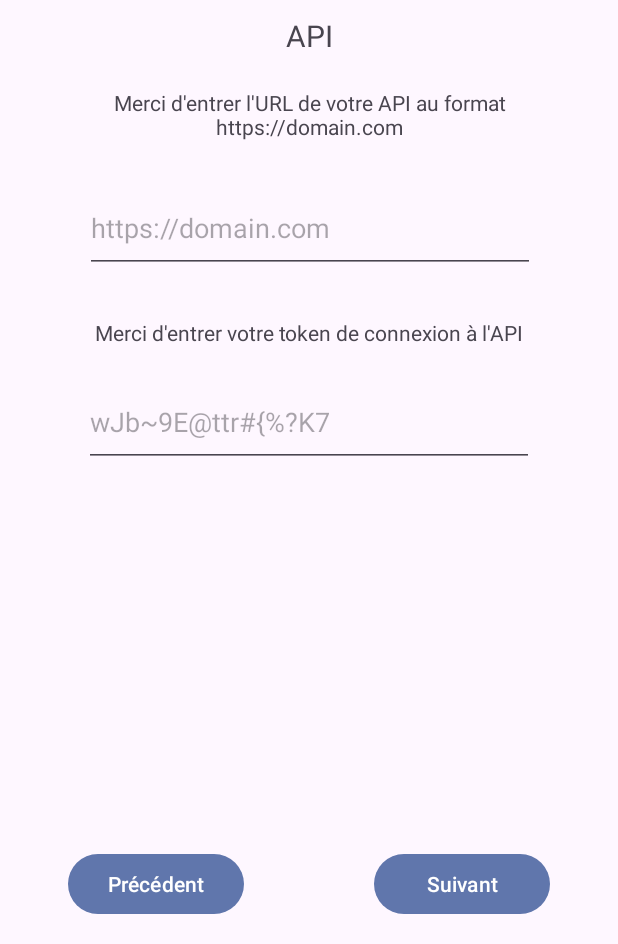
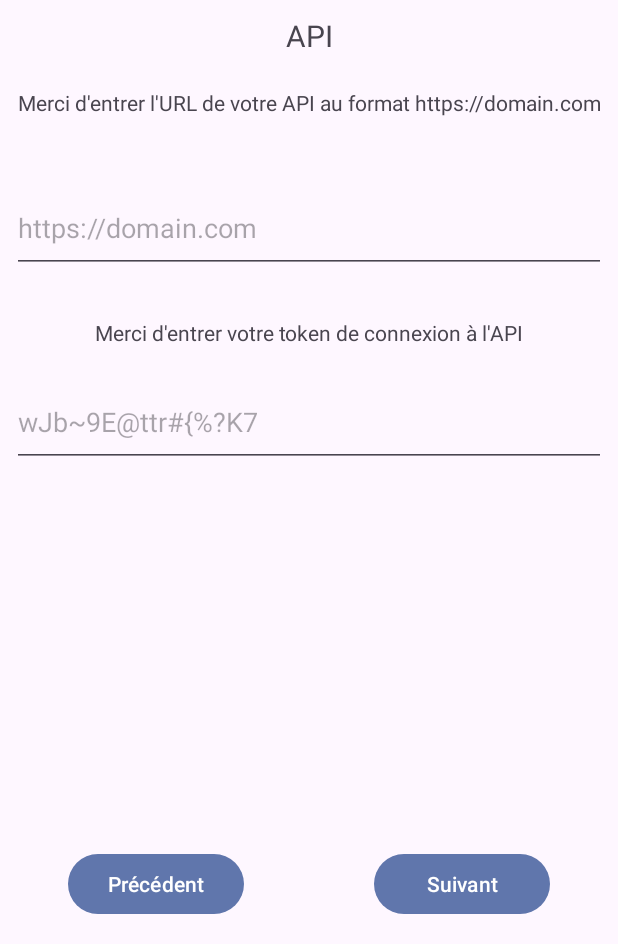
Before and after one commit to ethandudu/SAE32-Android, an Android app: the screen it shows after launch (FirstStart), after a tap on "Suivant", on a phone screen of 412 x 824 dp, the part 292-1236 px from its top. Run offline under Robolectric (Android 15) with nearby library versions, the phone set to English and light mode, and no system bars.

Commit message:
Fixed constraints again and again

```diff
--- a/app/src/main/res/layout/activity_main.xml
+++ b/app/src/main/res/layout/activity_main.xml
@@ -44,10 +44,12 @@
         android:layout_width="0dp"
         android:layout_height="0dp"
 
+        android:layout_marginStart="4dp"
+        android:layout_marginEnd="4dp"
         app:layout_constraintBottom_toBottomOf="parent"
+
         app:layout_constraintEnd_toEndOf="parent"
         app:layout_constraintStart_toStartOf="@id/header"
-
         app:layout_constraintTop_toBottomOf="@+id/header" />
 
     <ImageButton
--- a/app/src/main/res/layout/activity_packetslist.xml
+++ b/app/src/main/res/layout/activity_packetslist.xml
@@ -34,6 +34,8 @@
         android:layout_width="0dp"
         android:layout_height="0dp"
 
+        android:layout_marginStart="4dp"
+        android:layout_marginEnd="4dp"
         app:layout_constraintBottom_toBottomOf="parent"
         app:layout_constraintEnd_toEndOf="parent"
         app:layout_constraintStart_toStartOf="@id/header"
--- a/app/src/main/res/layout/fragment_u_r_l.xml
+++ b/app/src/main/res/layout/fragment_u_r_l.xml
@@ -9,9 +9,11 @@
 
     <TextView
         android:id="@+id/textView3"
-        android:layout_width="377dp"
+        android:layout_width="0dp"
         android:layout_height="44dp"
+        android:layout_marginStart="8dp"
         android:layout_marginTop="17dp"
+        android:layout_marginEnd="8dp"
         android:text="@string/ask_api_url"
         android:textAlignment="center"
         app:layout_constraintEnd_toEndOf="parent"
@@ -23,7 +25,9 @@
         android:id="@+id/textviewtoken"
         android:layout_width="390dp"
         android:layout_height="0dp"
+        android:layout_marginStart="8dp"
         android:layout_marginTop="30dp"
+        android:layout_marginEnd="8dp"
         android:text="@string/ask_api_token"
         android:textAlignment="center"
         app:layout_constraintEnd_toEndOf="parent"
@@ -34,9 +38,11 @@
 
     <EditText
         android:id="@+id/token"
-        android:layout_width="300dp"
+        android:layout_width="0dp"
         android:layout_height="60dp"
+        android:layout_marginStart="8dp"
         android:layout_marginTop="20dp"
+        android:layout_marginEnd="8dp"
         android:autofillHints=""
         android:ems="10"
         android:hint="@string/token_example"
@@ -106,10 +112,11 @@
 
     <EditText
         android:id="@+id/url"
-        android:layout_width="300dp"
+        android:layout_width="0dp"
         android:layout_height="60dp"
-        android:layout_marginStart="1dp"
+        android:layout_marginStart="8dp"
         android:layout_marginTop="19dp"
+        android:layout_marginEnd="8dp"
         android:autofillHints=""
         android:ems="10"
         android:hint="@string/https_domain_com"
```
Also changed, not shown: app/src/main/res/layout/activity_packetdetails.xml (+6 -6 lines), app/src/main/res/layout/activity_settings.xml (+6 -6 lines).
